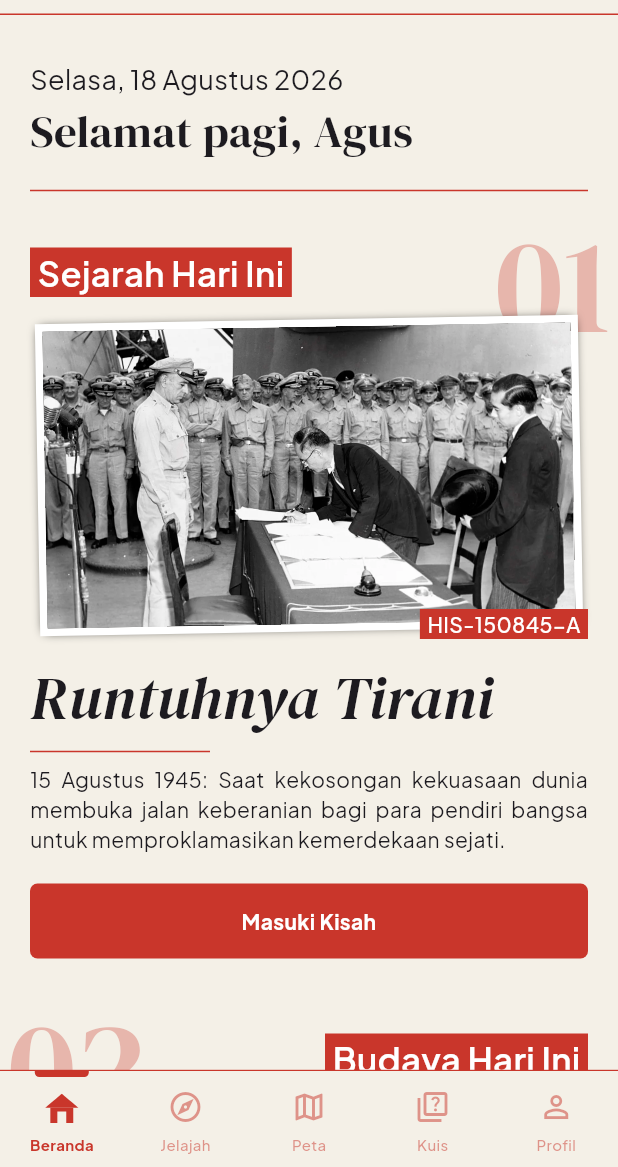
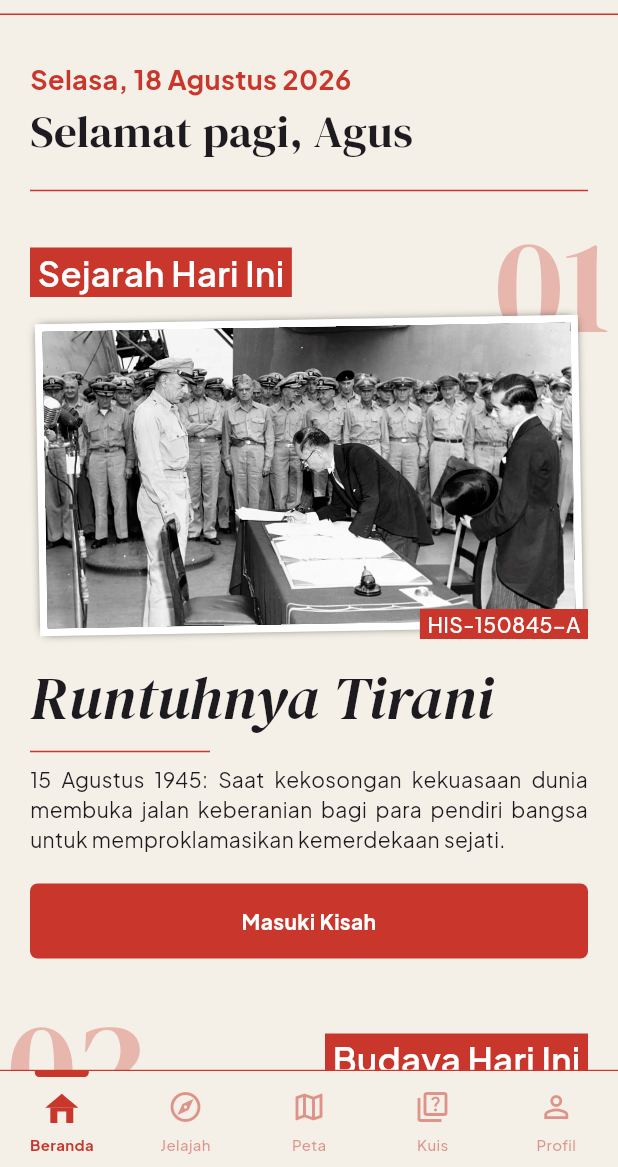
Before and after one commit to ShineyVamp/RenjanaApp, a Flutter app: the screen it shows after launch, on a phone screen of 412 x 824 dp, the part 69-1236 px from its top. Run offline on Flutter 3.47's test engine with Material 3 defaults, Android fonts, the light colour scheme and no system bars; our stand-ins replace google_fonts, lottie, sqflite; missing offline and left inert: control_style; accounts and stored records are empty.

Commit message:
banyak banyakin commit

```diff
--- a/lib/main.dart
+++ b/lib/main.dart
@@ -1,5 +1,3 @@
-import 'package:device_preview/device_preview.dart';
-import 'package:device_preview/presets.dart';
 import 'package:flutter/material.dart';
 import 'package:intl/date_symbol_data_local.dart';
 import 'package:renjana/views/mainpage.dart';
--- a/lib/views/appPage/home.dart
+++ b/lib/views/appPage/home.dart
@@ -89,7 +89,11 @@ class _HomeState extends State<Home> {
                             "EEEE, dd MMMM yyyy",
                             'id_ID',
                           ).format(DateTime.now()),
-                          style: GoogleFonts.plusJakartaSans(fontSize: 18),
+                          style: GoogleFonts.plusJakartaSans(
+                            fontSize: 18,
+                            color: Color(0xffC9362B),
+                            fontWeight: FontWeight.bold,
+                          ),
                         ),
                         Text(
                           "Selamat pagi, Agus",
--- a/lib/views/register_page.dart
+++ b/lib/views/register_page.dart
@@ -287,7 +287,9 @@ class _RegisterPageState extends State<RegisterPage> {
                                 elevation: 1,
                                 shape: DecoratedOutlinedBorder(
                                   child: RoundedRectangleBorder(
-                                    borderRadius: BorderRadiusGeometry.circular(15),
+                                    borderRadius: BorderRadiusGeometry.circular(
+                                      15,
+                                    ),
                                   ),
                                 ),
                                 backgroundColor: Color(0xffC9362B),
--- a/lib/views/splash_screen.dart
+++ b/lib/views/splash_screen.dart
@@ -1,8 +1,6 @@
 import 'package:flutter/material.dart';
 import 'package:google_fonts/google_fonts.dart';
 import 'package:lottie/lottie.dart';
-import 'package:renjana/extensions/navigation.dart';
-import 'package:renjana/views/onboarding/onboarding.dart';
 
 class SplashScreen extends StatefulWidget {
   const SplashScreen({super.key});
@@ -21,7 +19,7 @@ class _SplashScreenState extends State<SplashScreen> {
   void goToLogin() async {
     await Future.delayed(Duration(seconds: 5));
     if (!mounted) return null;
-    context.pushAndRemoveAll(Onboarding());
+    // context.pushAndRemoveAll(Onboarding());
   }
 
   @override
```
